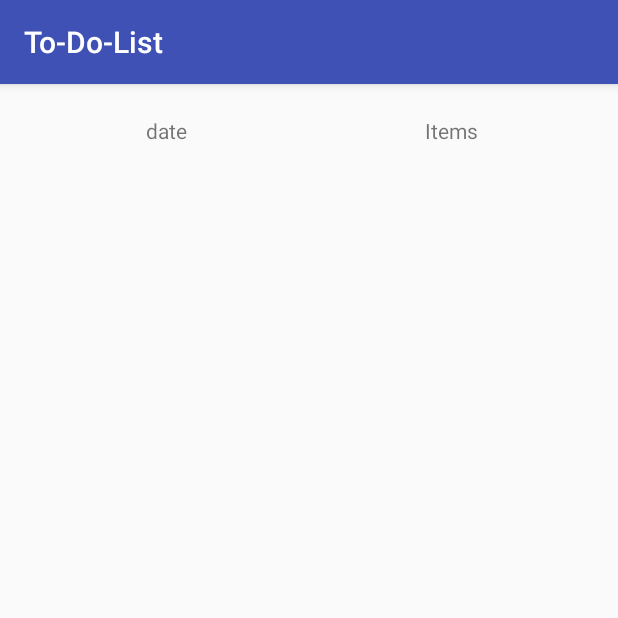
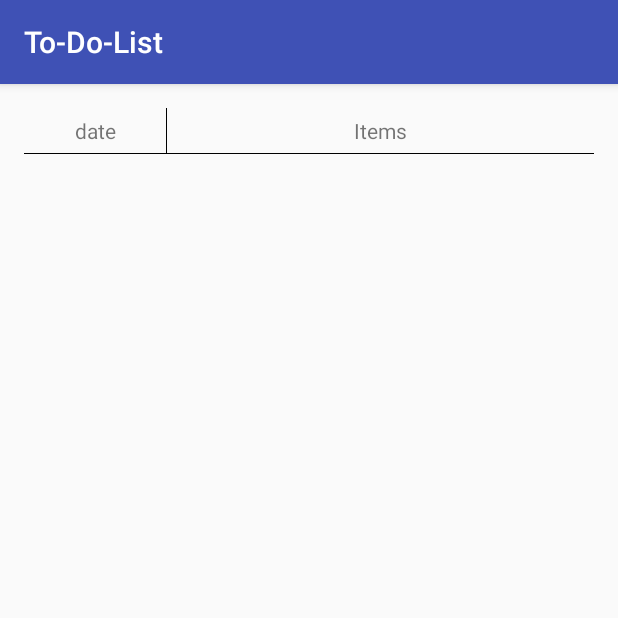
Before and after one commit to ricolai2609/To-Do-List, an Android app: the screen it shows after launch (MainActivity), on a phone screen of 412 x 824 dp, the top half of it. Run offline under Robolectric (Android 15) with nearby library versions, the phone set to English and light mode, and no system bars.

Commit message:
Under Line
hehe

```diff
--- a/app/src/main/res/layout/activity_main.xml
+++ b/app/src/main/res/layout/activity_main.xml
@@ -1,8 +1,9 @@
 <?xml version="1.0" encoding="utf-8"?>
-<RelativeLayout xmlns:android="http://schemas.android.com/apk/res/android"
+<LinearLayout xmlns:android="http://schemas.android.com/apk/res/android"
     xmlns:tools="http://schemas.android.com/tools"
     android:layout_width="match_parent"
     android:layout_height="match_parent"
+    android:orientation="vertical"
     android:paddingBottom="@dimen/activity_vertical_margin"
     android:paddingLeft="@dimen/activity_horizontal_margin"
     android:paddingRight="@dimen/activity_horizontal_margin"
@@ -22,19 +23,26 @@
 
             <TextView
                 android:layout_width="0dp"
+                android:layout_height="match_parent"
                 android:layout_weight="1"
-                android:layout_height="match_parent"
-                android:text="date"
-                android:gravity="center"/>
+                android:gravity="center"
+                android:text="date" />
+
+            <LinearLayout
+
+                style="@style/common_vertical_division_line_style" />
 
             <TextView
                 android:layout_width="0dp"
-                android:layout_weight="1"
                 android:layout_height="match_parent"
-                android:text="Items"
-                android:gravity="center"/>
+                android:layout_weight="3"
+                android:gravity="center"
+                android:text="Items" />
 
         </LinearLayout>
 
+        <LinearLayout style="@style/common_horizontal_division_line_style" />
+
     </LinearLayout>
-</RelativeLayout>
+
+</LinearLayout>
--- a/app/src/main/res/values/styles.xml
+++ b/app/src/main/res/values/styles.xml
@@ -8,4 +8,17 @@
         <item name="colorAccent">@color/colorAccent</item>
     </style>
 
+    <style name="common_horizontal_division_line_style">
+        <item name="android:layout_width">match_parent</item>
+        <item name="android:layout_height">0.5dp</item>
+        <item name="android:orientation">horizontal</item>
+        <item name="android:background">#000000</item>
+    </style>
+
+    <style name="common_vertical_division_line_style">
+        <item name="android:layout_width">0.5dp</item>
+        <item name="android:layout_height">match_parent</item>
+        <item name="android:background">#000000</item>
+    </style>
+
 </resources>
```
